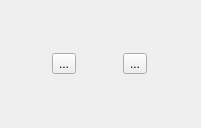
This is app/ui/displayoption.ui in pencil2d/pencil as Qt 5 draws it before an edit. The edited form follows.
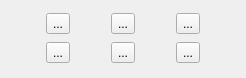
This is the edited form. Icons and pictures are not drawn.

Commit message: Mirror and Onion buttons

The edit to the form file:
```diff
--- a/app/ui/displayoption.ui
+++ b/app/ui/displayoption.ui
@@ -6,15 +6,15 @@
    <rect>
     <x>0</x>
     <y>0</y>
-    <width>201</width>
-    <height>128</height>
+    <width>246</width>
+    <height>78</height>
    </rect>
   </property>
   <property name="windowTitle">
    <string>Form</string>
   </property>
   <layout class="QGridLayout" name="gridLayout">
-   <item row="0" column="0">
+   <item row="0" column="2">
     <widget class="QToolButton" name="thinLinesButton">
      <property name="mouseTracking">
       <bool>false</bool>
@@ -38,12 +38,102 @@
        <height>21</height>
       </size>
      </property>
+     <property name="checkable">
+      <bool>true</bool>
+     </property>
     </widget>
    </item>
-   <item row="0" column="1">
+   <item row="1" column="0">
+    <widget class="QToolButton" name="mirrorVButton">
+     <property name="toolTip">
+      <string>Vertical flip</string>
+     </property>
+     <property name="text">
+      <string>...</string>
+     </property>
+     <property name="icon">
+      <iconset resource="../resource/app.qrc">
+       <normaloff>:/app/icons/mirrorV.png</normaloff>:/app/icons/mirrorV.png</iconset>
+     </property>
+     <property name="iconSize">
+      <size>
+       <width>21</width>
+       <height>21</height>
+      </size>
+     </property>
+     <property name="checkable">
+      <bool>true</bool>
+     </property>
+    </widget>
+   </item>
+   <item row="1" column="2">
     <widget class="QToolButton" name="outLinesButton">
      <property name="text">
       <string>...</string>
+     </property>
+     <property name="icon">
+      <iconset resource="../resource/app.qrc">
+       <normaloff>:/app/icons/outlines5.png</normaloff>:/app/icons/outlines5.png</iconset>
+     </property>
+     <property name="iconSize">
+      <size>
+       <width>21</width>
+       <height>21</height>
+      </size>
+     </property>
+     <property name="checkable">
+      <bool>true</bool>
+     </property>
+    </widget>
+   </item>
+   <item row="0" column="0">
+    <widget class="QToolButton" name="mirrorButton">
+     <property name="toolTip">
+      <string>Horizontal flip</string>
+     </property>
+     <property name="text">
+      <string>...</string>
+     </property>
+     <property name="icon">
+      <iconset resource="../resource/app.qrc">
+       <normaloff>:/app/icons/mirror.png</normaloff>:/app/icons/mirror.png</iconset>
+     </property>
+     <property name="iconSize">
+      <size>
+       <width>21</width>
+       <height>21</height>
+      </size>
+     </property>
+     <property name="checkable">
+      <bool>true</bool>
+     </property>
+    </widget>
+   </item>
+   <item row="0" column="1">
+    <widget class="QToolButton" name="orionPrevButton">
+     <property name="text">
+      <string>...</string>
+     </property>
+     <property name="icon">
+      <iconset resource="../resource/app.qrc">
+       <normaloff>:/app/icons/onionPrev.png</normaloff>:/app/icons/onionPrev.png</iconset>
+     </property>
+     <property name="iconSize">
+      <size>
+       <width>21</width>
+       <height>21</height>
+      </size>
+     </property>
+    </widget>
+   </item>
+   <item row="1" column="1">
+    <widget class="QToolButton" name="toolButton_2">
+     <property name="text">
+      <string>...</string>
+     </property>
+     <property name="icon">
+      <iconset resource="../resource/app.qrc">
+       <normaloff>:/app/icons/onionNext.png</normaloff>:/app/icons/onionNext.png</iconset>
      </property>
      <property name="iconSize">
       <size>
```
Left out of the diff: 3 changed lines with no effect on the pictures. The commit also changes 12 other files.
